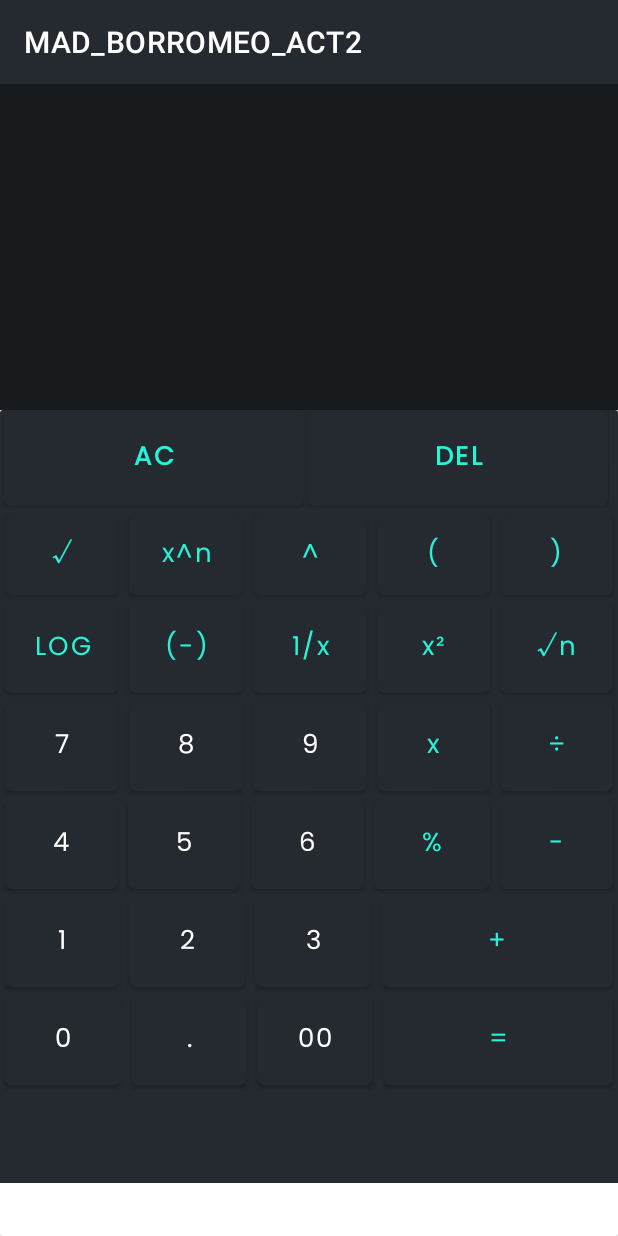
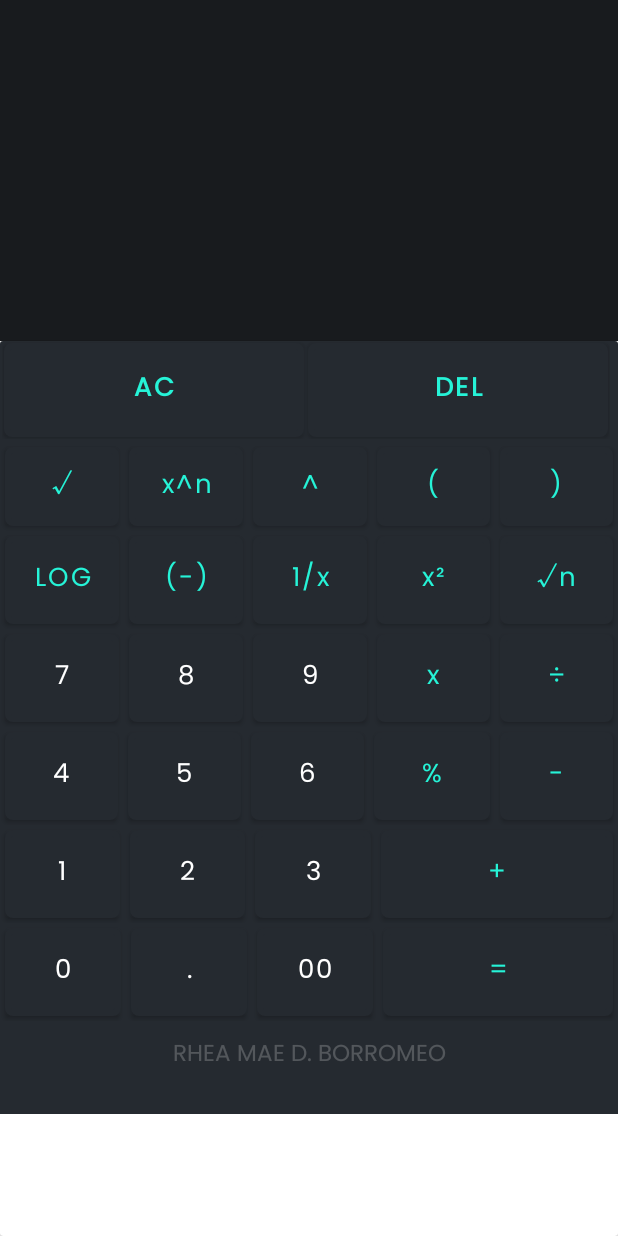
Before and after one commit to itsrmborromeo/MAD_BORROMEO_ACTIVITY_2, an Android app: the screen it shows after launch (MainActivity), on a phone screen of 412 x 824 dp. Run offline under Robolectric (Android 15) with nearby library versions, the phone set to English and light mode, and no system bars.

Commit message:
update files

```diff
--- a/app/src/main/res/layout/activity_main.xml
+++ b/app/src/main/res/layout/activity_main.xml
@@ -20,11 +20,10 @@
             android:textColor="@color/white"
             android:textSize="30sp" />
 
-
         <TextView
             android:id="@+id/primary"
             android:layout_width="match_parent"
-            android:layout_height="115dp"
+            android:layout_height="125dp"
             android:background="#181B1E"
             android:fontFamily="@font/poppinsregular"
             android:paddingHorizontal="10dp"
@@ -44,7 +43,7 @@
                 android:layout_height="515dp"
                 android:background="#252A30"
                 android:orientation="vertical"
-                tools:ignore="UselessLeaf">
+                tools:ignore="UselessLeaf,VisualLintBounds">
 
                 <LinearLayout
                     android:layout_width="match_parent"
@@ -572,7 +571,18 @@
                         tools:ignore="ButtonStyle,TouchTargetSizeCheck,VisualLintButtonSize" />
 
                 </LinearLayout>
+                <TextView
+                    android:layout_width="match_parent"
+                    android:layout_height="wrap_content"
+                    android:text="@string/app_name"
+                    android:textSize="15sp"
+                    android:textColor="#36FFFFFF"
+                    android:textAlignment="center"
+                    android:paddingTop="10dp"
+                    android:fontFamily="@font/poppinsregular"
+                    android:textAllCaps="true">
 
+                </TextView>
 
             </LinearLayout>
         </androidx.cardview.widget.CardView>
--- a/app/src/main/res/values-night/themes.xml
+++ b/app/src/main/res/values-night/themes.xml
@@ -1,6 +1,6 @@
 <resources xmlns:tools="http://schemas.android.com/tools">
     <!-- Base application theme. -->
-    <style name="Theme.MAD_BORROMEO_ACTIVITY2" parent="Theme.MaterialComponents.DayNight.DarkActionBar">
+    <style name="Theme.MAD_BORROMEO_ACTIVITY2" parent="Theme.MaterialComponents.DayNight.NoActionBar">
         <!-- Primary brand color. -->
         <item name="colorPrimary">@color/colorhehe</item>
         <item name="colorPrimaryVariant">@color/colorhehe</item>
--- a/app/src/main/res/values/strings.xml
+++ b/app/src/main/res/values/strings.xml
@@ -1,5 +1,5 @@
 <resources>
-    <string name="app_name">MAD_BORROMEO_ACT2</string>
+    <string name="app_name">Rhea Mae D. Borromeo</string>
     <string name="addition">+</string>
     <string name="all_clear">AC</string>
     <string name="modulo">%</string>
--- a/app/src/main/res/values/themes.xml
+++ b/app/src/main/res/values/themes.xml
@@ -1,6 +1,6 @@
 <resources xmlns:tools="http://schemas.android.com/tools">
     <!-- Base application theme. -->
-    <style name="Theme.MAD_BORROMEO_ACTIVITY2" parent="Theme.MaterialComponents.DayNight.DarkActionBar">
+    <style name="Theme.MAD_BORROMEO_ACTIVITY2" parent="Theme.MaterialComponents.DayNight.NoActionBar">
         <!-- Primary brand color. -->
         <item name="colorPrimary">@color/colorhehe</item>
         <item name="colorPrimaryVariant">@color/colorhehe</item>
```
